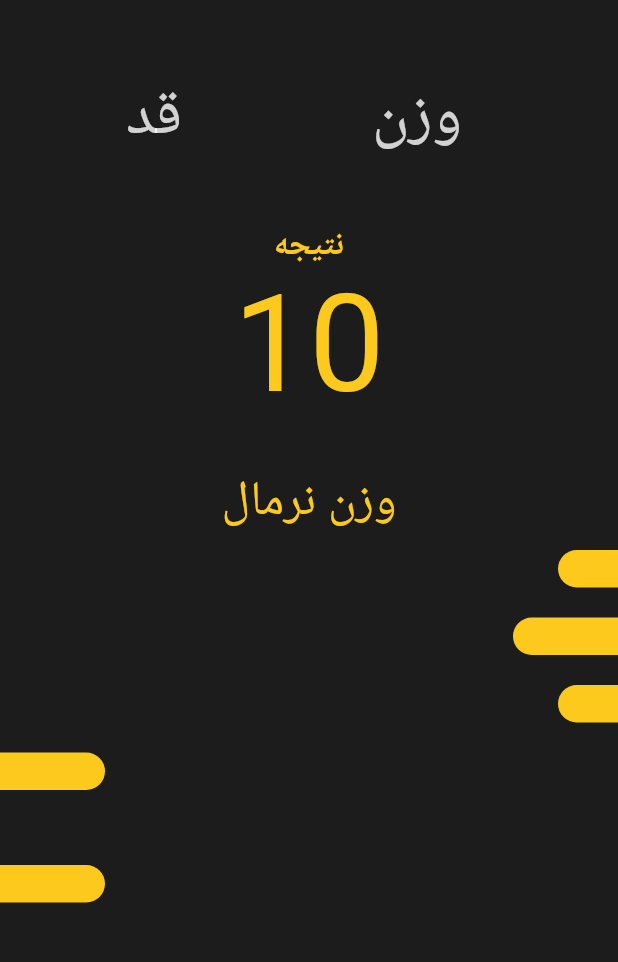
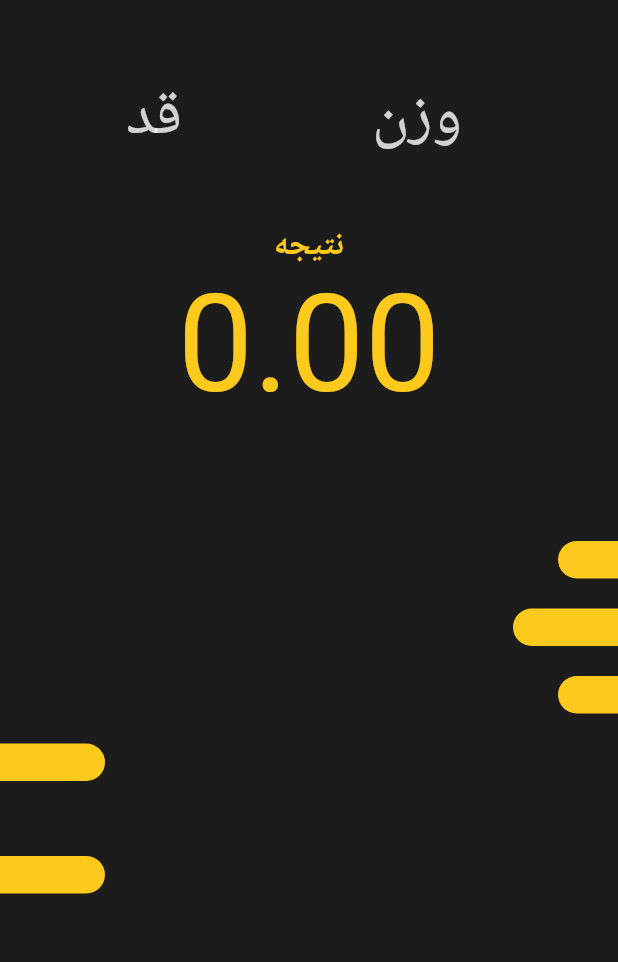
Before and after one commit to atroopa/flutter_bmi_persian, a Flutter app: the screen it shows after launch, on a phone screen of 412 x 824 dp, the part 59-1021 px from its top. Run offline on Flutter 3.47's test engine with Material 2 defaults, Android fonts, the phone set to English and light mode, and no system bars; our stand-ins replace hexcolor.

Commit message:
veriables replace to texts

```diff
--- a/lib/screens/home.dart
+++ b/lib/screens/home.dart
@@ -15,6 +15,8 @@ class _HomescreenState extends State<Homescreen> {
   TextEditingController _heighController = TextEditingController();
   TextEditingController _weightController = TextEditingController();
 
+  double _bmiResult = 0;
+  String _textResult = "";
 
   @override
   Widget build(BuildContext context) {
@@ -43,6 +45,7 @@ class _HomescreenState extends State<Homescreen> {
                   margin: EdgeInsets.only(left:50),
                   width: 130,
                   child: TextField(
+                    controller: _heighController,
                     style: TextStyle(
                       fontSize: 42,fontWeight: FontWeight.w300,
                       color: accentHexColor
@@ -62,6 +65,7 @@ class _HomescreenState extends State<Homescreen> {
                 Container(
                   width: 130,
                   child: TextField(
+                    controller: _weightController,
                     style: TextStyle(
                       fontSize: 42,fontWeight: FontWeight.w300,
                       color: accentHexColor
@@ -81,7 +85,11 @@ class _HomescreenState extends State<Homescreen> {
               ],
             ),
             SizedBox(height: 30,),
-            Container(
+            GestureDetector(
+              onTap: (){
+
+              },
+              child: Container(
                 child: Text("نتیجه",
                   style: TextStyle(
                     fontSize: 22,
@@ -90,8 +98,9 @@ class _HomescreenState extends State<Homescreen> {
                   ),
                 ),
               ),
+            ),
             Container(
-              child: Text("10",
+              child: Text(_bmiResult.toStringAsFixed(2),
                 style: TextStyle(
                   fontSize: 90,
 
@@ -100,13 +109,16 @@ class _HomescreenState extends State<Homescreen> {
               ),
             ),
             SizedBox(height: 30,),
-            Container(
+            Visibility(
+              visible: _textResult.isEmpty,
+              child:Container(
                 child: Text(
-                "وزن نرمال",
+                  _textResult,
                   style: TextStyle(
                     fontSize: 32,
                     fontWeight: FontWeight.w400,
                     color: accentHexColor,
+                  ),
                 ),
               ),
               ),
```
Lines whose indentation alone changed are shown as unchanged.
